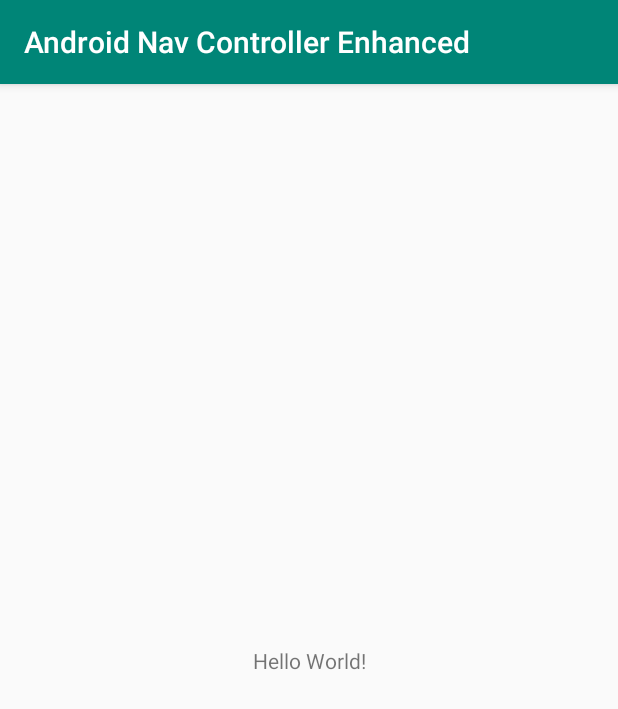
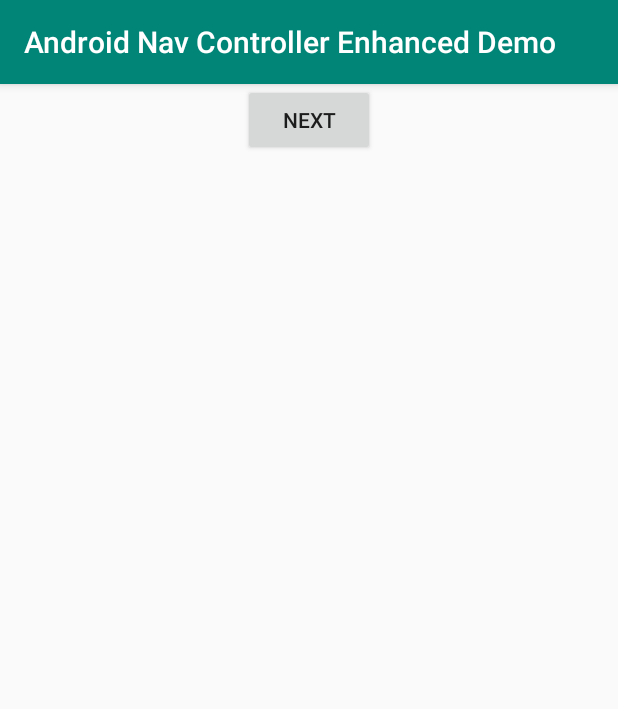
Before and after one commit to AniFichadia/AndroidNavControllerEnhanced, an Android app: the screen it shows after launch (MainActivity), on a phone screen of 412 x 824 dp. Shown: the top 709 px of the screen. Run offline under Robolectric (Android 15) with nearby library versions, the phone set to English and light mode, and no system bars; 2 statements that could not run were skipped.

Commit message:
Added demo code

```diff
--- /dev/null
+++ b/app/src/main/java/com/anifichadia/androidnavcontrollerenhanced/DemoFragment1.kt
@@ -0,0 +1,24 @@
+package com.anifichadia.androidnavcontrollerenhanced
+
+import android.os.Bundle
+import android.view.LayoutInflater
+import android.view.View
+import android.view.ViewGroup
+import androidx.fragment.app.Fragment
+import androidx.navigation.fragment.findNavController
+
+/**
+ * @author Aniruddh Fichadia
+ * @date 2018-09-05
+ */
+class DemoFragment1 : Fragment() {
+    override fun onCreateView(inflater: LayoutInflater, container: ViewGroup?, savedInstanceState: Bundle?): View? {
+        return inflater.inflate(R.layout.fragment_demo_fragment_1, container, false).also {
+            it.findViewById<View>(R.id.btn_next).setOnClickListener {
+                findNavController().navigate(
+                        DemoFragment1Directions.actionDemoFragment1ToDemoFragment2()
+                )
+            }
+        }
+    }
+}
--- a/app/src/main/java/com/anifichadia/androidnavcontrollerenhanced/MainActivity.kt
+++ b/app/src/main/java/com/anifichadia/androidnavcontrollerenhanced/MainActivity.kt
@@ -1,12 +1,9 @@
 package com.anifichadia.androidnavcontrollerenhanced
 
-import androidx.appcompat.app.AppCompatActivity
-import android.os.Bundle
+class MainActivity : NavHostActivity() {
+    override val navGraphResId: Int = R.navigation.main_navigation
 
-class MainActivity : AppCompatActivity() {
-
-    override fun onCreate(savedInstanceState: Bundle?) {
-        super.onCreate(savedInstanceState)
-        setContentView(R.layout.activity_main)
+    override val defaultDefaultDestinationTitle: CharSequence by lazy {
+        getString(R.string.app_name)
     }
 }
--- a/app/src/main/res/layout/activity_main.xml
+++ /dev/null
@@ -1,19 +0,0 @@
-<?xml version="1.0" encoding="utf-8"?>
-<androidx.constraintlayout.widget.ConstraintLayout
-    xmlns:android="http://schemas.android.com/apk/res/android"
-    xmlns:tools="http://schemas.android.com/tools"
-    xmlns:app="http://schemas.android.com/apk/res-auto"
-    android:layout_width="match_parent"
-    android:layout_height="match_parent"
-    tools:context=".MainActivity">
-
-    <TextView
-        android:layout_width="wrap_content"
-        android:layout_height="wrap_content"
-        android:text="Hello World!"
-        app:layout_constraintBottom_toBottomOf="parent"
-        app:layout_constraintLeft_toLeftOf="parent"
-        app:layout_constraintRight_toRightOf="parent"
-        app:layout_constraintTop_toTopOf="parent" />
-
-</androidx.constraintlayout.widget.ConstraintLayout>
--- /dev/null
+++ b/app/src/main/res/layout/fragment_demo_fragment_1.xml
@@ -0,0 +1,15 @@
+<?xml version="1.0" encoding="utf-8"?>
+<LinearLayout
+    xmlns:android="http://schemas.android.com/apk/res/android"
+    android:layout_width="match_parent"
+    android:layout_height="match_parent"
+    android:orientation="vertical">
+
+    <Button
+        android:id="@+id/btn_next"
+        android:layout_width="wrap_content"
+        android:layout_height="wrap_content"
+        android:layout_gravity="center"
+        android:text="@string/next"/>
+
+</LinearLayout>
--- /dev/null
+++ b/app/src/main/res/navigation/main_navigation.xml
@@ -0,0 +1,43 @@
+<?xml version="1.0" encoding="utf-8"?>
+<navigation
+    xmlns:android="http://schemas.android.com/apk/res/android"
+    xmlns:app="http://schemas.android.com/apk/res-auto"
+    xmlns:tools="http://schemas.android.com/tools"
+    android:id="@+id/mobile_navigation"
+    app:startDestination="@id/demoFragment1">
+
+    <fragment
+        android:id="@+id/demoFragment1"
+        android:name="com.anifichadia.androidnavcontrollerenhanced.DemoFragment1"
+        android:label="DemoFragment1"
+        tools:layout="@layout/fragment_demo_fragment_1">
+
+        <action
+            android:id="@+id/action_demoFragment1_to_demoFragment2"
+            app:destination="@id/demoFragment2"/>
+
+    </fragment>
+
+    <fragment
+        android:id="@+id/demoFragment2"
+        android:name="com.anifichadia.androidnavcontrollerenhanced.DemoFragment2"
+        android:label="DemoFragment2"
+        tools:layout="@layout/fragment_demo_fragment_2">
+
+        <action
+            android:id="@+id/action_demoFragment2_to_demoWithResultActivity"
+            app:destination="@id/demoWithResultActivity"/>
+
+    </fragment>
+
+    <!--
+    TODO: Add the request code to the node so it can be picked up when the NavGraph is inflated
+    -->
+    <activity
+        android:id="@+id/demoWithResultActivity"
+        android:name="com.anifichadia.androidnavcontrollerenhanced.DemoWithResultActivity"
+        android:label="DemoWithResultActivity"
+        app:requestCode="@integer/request_code_demo_with_result"
+        tools:layout="@layout/activity_demo_with_result"/>
+
+</navigation>
--- /dev/null
+++ b/app/src/main/res/values/request_codes.xml
@@ -0,0 +1,5 @@
+<?xml version="1.0" encoding="utf-8"?>
+<resources>
+    <!-- TODO: Define an integer value for the requestCode -->
+    <integer name="request_code_demo_with_result">325</integer>
+</resources>
--- a/app/src/main/res/values/strings.xml
+++ b/app/src/main/res/values/strings.xml
@@ -1,3 +1,9 @@
 <resources>
-    <string name="app_name">Android Nav Controller Enhanced</string>
+    <string name="app_name">Android Nav Controller Enhanced Demo</string>
+
+    <string name="previous">Previous</string>
+    <string name="next">Next</string>
+
+    <string name="result_ok">OK result</string>
+    <string name="result_cancelled">Cancelled result</string>
 </resources>
--- a/build.gradle
+++ b/build.gradle
@@ -9,6 +9,7 @@ buildscript {
     dependencies {
         classpath 'com.android.tools.build:gradle:3.3.0-alpha08'
         classpath "org.jetbrains.kotlin:kotlin-gradle-plugin:$kotlin_version"
+        classpath "android.arch.navigation:navigation-safe-args-gradle-plugin:1.0.0-alpha05"
         // NOTE: Do not place your application dependencies here; they belong
         // in the individual module build.gradle files
     }
```
Also changed, not shown: app/build.gradle (+14 -2 lines), app/src/main/AndroidManifest.xml (+15 -5 lines), app/src/main/java/com/anifichadia/androidnavcontrollerenhanced/DemoFragment2.kt (added, +49 -0 lines), app/src/main/java/com/anifichadia/androidnavcontrollerenhanced/DemoWithResultActivity.kt (added, +28 -0 lines), app/src/main/res/layout/activity_demo_with_result.xml (added, +24 -0 lines), app/src/main/res/layout/fragment_demo_fragment_2.xml (added, +22 -0 lines).
